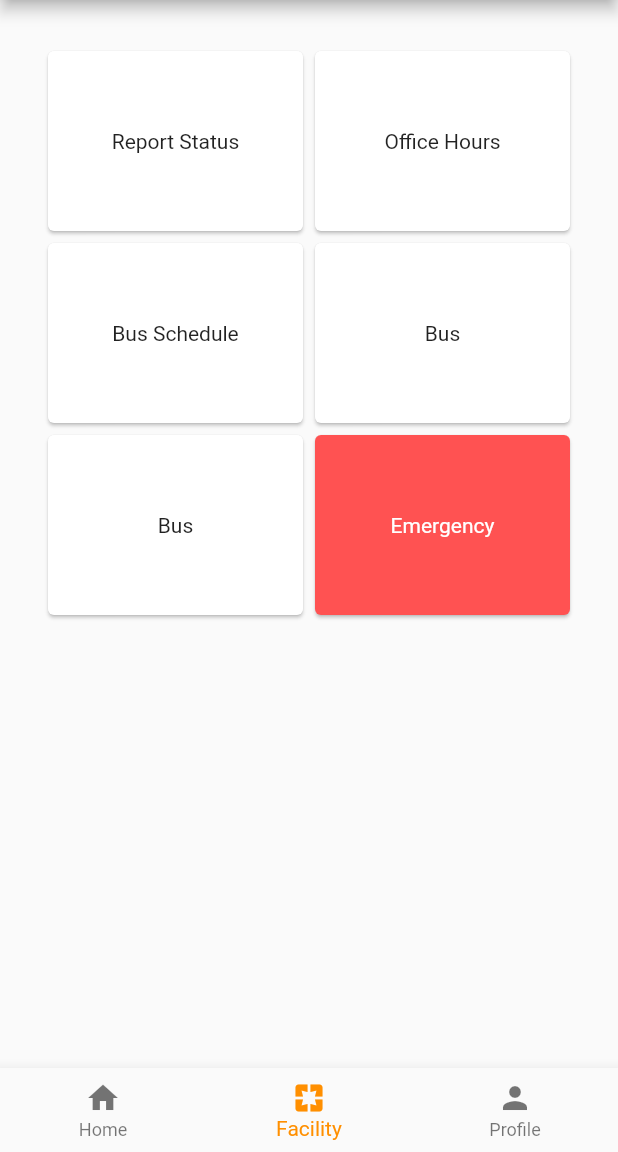
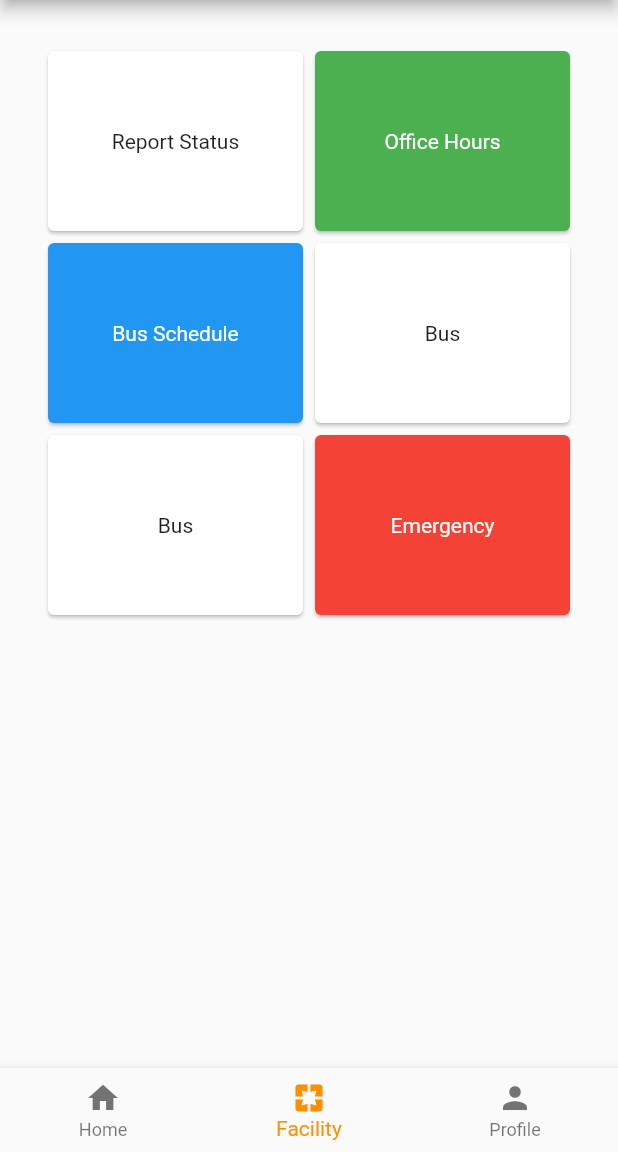
Before and after one commit to ahmdirfnz/Hostel-Management-System, a Flutter app: the HomeScreen screen opened by its route, item 2 of the bottom bar chosen, on a phone screen of 412 x 824 dp, the part 84-1236 px from its top. Run offline on Flutter 3.47's test engine with Material 2 defaults, Android fonts, the phone set to English and light mode, and no system bars; our stand-ins replace cloud_firestore, file_picker, firebase_auth, firebase_core, firebase_storage, modal_progress_hud and 2 more; missing offline and left inert: dart:html; accounts and stored records are empty.

Commit message:
update facility page widget

```diff
--- a/lib/facility_page.dart
+++ b/lib/facility_page.dart
@@ -13,7 +13,7 @@ class _FacilitiesPageState extends State<FacilitiesPage> {
   Widget build(BuildContext context) {
     return Column(
       children: [
-        SizedBox(height: 30,),
+        const SizedBox(height: 30,),
         Expanded(
           child: SingleChildScrollView(
             child: Column(
@@ -26,7 +26,7 @@ class _FacilitiesPageState extends State<FacilitiesPage> {
                         onTap: () {
                           print("tapped");
                         },
-                        child: SizedBox(
+                        child: const SizedBox(
                           child: Center(child: Text('Report Status')),
                           width: 170.0,
                           height: 120.0,
@@ -34,12 +34,13 @@ class _FacilitiesPageState extends State<FacilitiesPage> {
                       ),
                     ),
                     Card(
+                      color: Colors.green,
                       child: InkWell(
                         onTap: () {
                           print("tapped");
                         },
                         child: const SizedBox(
-                          child: Center(child: Text('Office Hours')),
+                          child: Center(child: Text('Office Hours', style: TextStyle(color: Colors.white),)),
                           width: 170.0,
                           height: 120.0,
                         ),
@@ -51,12 +52,13 @@ class _FacilitiesPageState extends State<FacilitiesPage> {
                   mainAxisAlignment: MainAxisAlignment.center,
                   children: [
                     Card(
+                      color: Colors.blue,
                       child: InkWell(
                         onTap: () {
                           print("tapped");
                         },
                         child: const SizedBox(
-                          child: Center(child: Text('Bus Schedule')),
+                          child: Center(child: Text('Bus Schedule', style: TextStyle(color: Colors.white),)),
                           width: 170.0,
                           height: 120.0,
                         ),
@@ -92,7 +94,7 @@ class _FacilitiesPageState extends State<FacilitiesPage> {
                       ),
                     ),
                     Card(
-                      color: Colors.redAccent,
+                      color: Colors.red,
                       child: InkWell(
                         onTap: () {
                           print("tapped");
```
